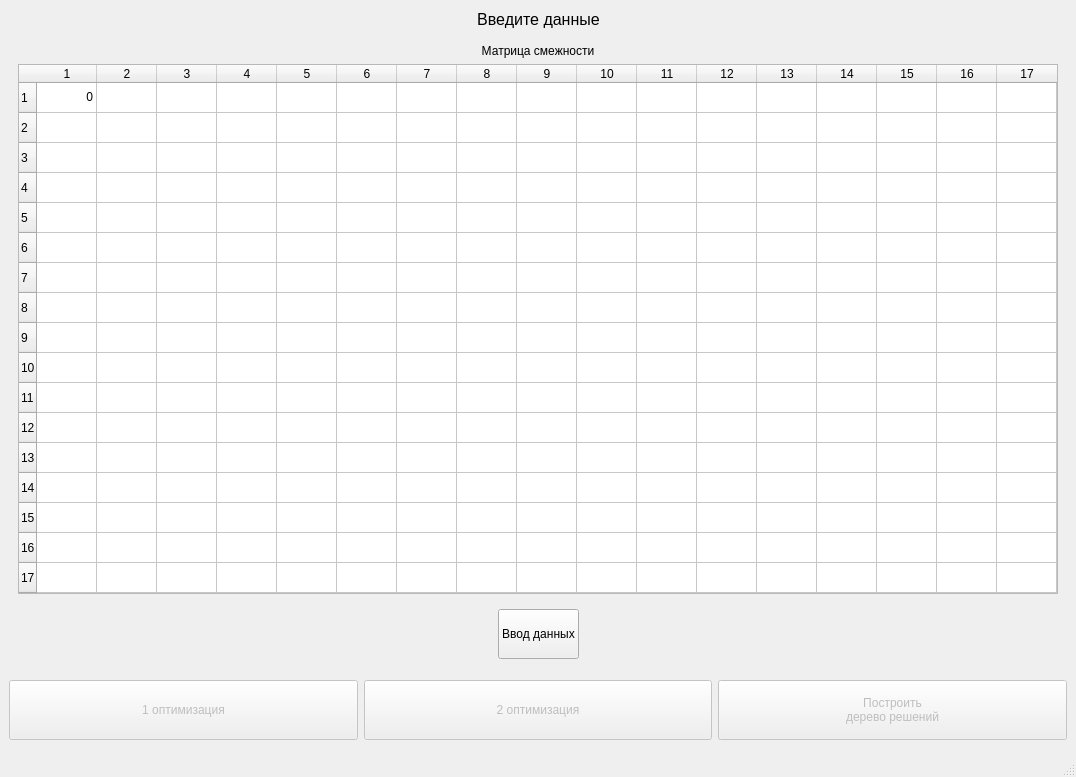
ZOaZOaZoa/UBS_lab2, file main_window.ui: the form before one commit.
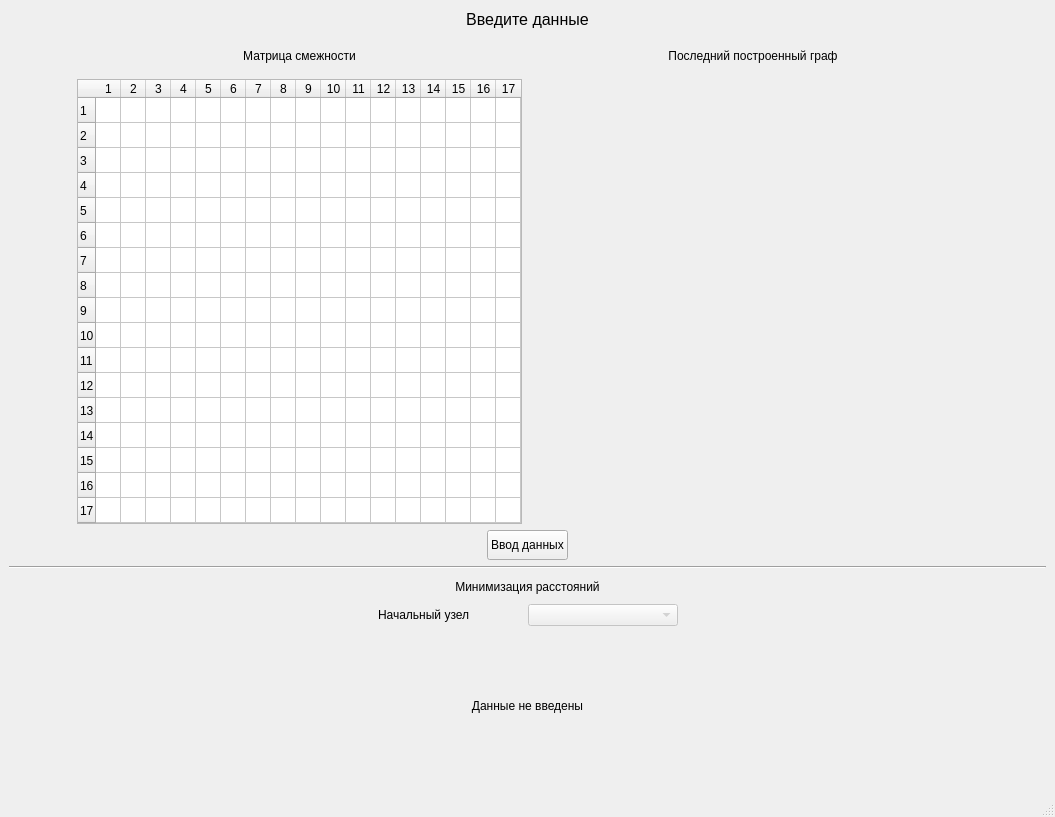
The form after the commit.

Commit message: Строится граф. Шаблон для расчёта минимальных путей

What changed in the file:
```diff
--- a/main_window.ui
+++ b/main_window.ui
@@ -6,12 +6,12 @@
    <rect>
     <x>0</x>
     <y>0</y>
-    <width>800</width>
-    <height>700</height>
+    <width>1055</width>
+    <height>659</height>
    </rect>
   </property>
   <property name="sizePolicy">
-   <sizepolicy hsizetype="Preferred" vsizetype="Preferred">
+   <sizepolicy hsizetype="Fixed" vsizetype="Fixed">
     <horstretch>0</horstretch>
     <verstretch>0</verstretch>
    </sizepolicy>
@@ -30,6 +30,12 @@
        <enum>QFrame::Plain</enum>
       </property>
       <layout class="QHBoxLayout" name="horizontalLayout">
+       <property name="topMargin">
+        <number>3</number>
+       </property>
+       <property name="bottomMargin">
+        <number>0</number>
+       </property>
        <item>
         <spacer name="horizontalSpacer">
          <property name="orientation">
@@ -53,6 +59,12 @@
              <verstretch>0</verstretch>
             </sizepolicy>
            </property>
+           <property name="minimumSize">
+            <size>
+             <width>0</width>
+             <height>35</height>
+            </size>
+           </property>
            <property name="text">
             <string>Матрица смежности</string>
            </property>
@@ -112,10 +124,10 @@
             <bool>false</bool>
            </attribute>
            <attribute name="horizontalHeaderDefaultSectionSize">
-            <number>60</number>
+            <number>25</number>
            </attribute>
            <attribute name="horizontalHeaderMinimumSectionSize">
-            <number>60</number>
+            <number>25</number>
            </attribute>
            <attribute name="horizontalHeaderStretchLastSection">
             <bool>false</bool>
@@ -123,6 +135,12 @@
            <attribute name="verticalHeaderVisible">
             <bool>true</bool>
            </attribute>
+           <attribute name="verticalHeaderDefaultSectionSize">
+            <number>25</number>
+           </attribute>
+           <attribute name="verticalHeaderMinimumSectionSize">
+            <number>25</number>
+           </attribute>
            <row/>
            <row/>
            <row/>
@@ -159,7 +177,7 @@
            <column/>
            <item row="0" column="0">
             <property name="text">
-             <string>0</string>
+             <string/>
             </property>
             <property name="textAlignment">
              <set>AlignTrailing|AlignVCenter</set>
@@ -169,6 +187,60 @@
          </item>
         </layout>
        </item>
+       <item>
+        <layout class="QVBoxLayout" name="verticalLayout_3">
+         <property name="spacing">
+          <number>0</number>
+         </property>
+         <item>
+          <widget class="QLabel" name="cLabel_2">
+           <property name="sizePolicy">
+            <sizepolicy hsizetype="Preferred" vsizetype="Minimum">
+             <horstretch>0</horstretch>
+             <verstretch>0</verstretch>
+            </sizepolicy>
+           </property>
+           <property name="minimumSize">
+            <size>
+             <width>0</width>
+             <height>35</height>
+            </size>
+           </property>
+           <property name="text">
+            <string>Последний построенный граф</string>
+           </property>
+           <property name="alignment">
+            <set>Qt::AlignCenter</set>
+           </property>
+          </widget>
+         </item>
+         <item>
+          <widget class="QWidget" name="svgView" native="true">
+           <property name="enabled">
+            <bool>false</bool>
+           </property>
+           <property name="sizePolicy">
+            <sizepolicy hsizetype="Fixed" vsizetype="Fixed">
+             <horstretch>0</horstretch>
+             <verstretch>0</verstretch>
+            </sizepolicy>
+           </property>
+           <property name="minimumSize">
+            <size>
+             <width>450</width>
+             <height>450</height>
+            </size>
+           </property>
+           <property name="maximumSize">
+            <size>
+             <width>450</width>
+             <height>450</height>
+            </size>
+           </property>
+          </widget>
+         </item>
+        </layout>
+       </item>
        <item>
         <spacer name="horizontalSpacer_2">
          <property name="orientation">
@@ -185,75 +257,6 @@
       </layout>
      </widget>
     </item>
-    <item row="5" column="0">
-     <widget class="QWidget" name="svgView" native="true">
-      <property name="sizePolicy">
-       <sizepolicy hsizetype="Preferred" vsizetype="Expanding">
-        <horstretch>0</horstretch>
-        <verstretch>0</verstretch>
-       </sizepolicy>
-      </property>
-     </widget>
-    </item>
-    <item row="4" column="0">
-     <layout class="QHBoxLayout" name="horizontalLayout_2">
-      <item>
-       <widget class="QPushButton" name="optimize1">
-        <property name="enabled">
-         <bool>false</bool>
-        </property>
-        <property name="minimumSize">
-         <size>
-          <width>0</width>
-          <height>60</height>
-         </size>
-        </property>
-        <property name="text">
-         <string>1 оптимизация</string>
-        </property>
-       </widget>
-      </item>
-      <item>
-       <widget class="QPushButton" name="optimize2">
-        <property name="enabled">
-         <bool>false</bool>
-        </property>
-        <property name="minimumSize">
-         <size>
-          <width>0</width>
-          <height>60</height>
-         </size>
-        </property>
-        <property name="text">
-         <string>2 оптимизация</string>
-        </property>
-       </widget>
-      </item>
-      <item>
-       <widget class="QPushButton" name="decisionTreeBtn">
-        <property name="enabled">
-         <bool>false</bool>
-        </property>
-        <property name="sizePolicy">
-         <sizepolicy hsizetype="Minimum" vsizetype="Fixed">
-          <horstretch>0</horstretch>
-          <verstretch>0</verstretch>
-         </sizepolicy>
-        </property>
-        <property name="minimumSize">
-         <size>
-          <width>0</width>
-          <height>60</height>
-         </size>
-        </property>
-        <property name="text">
-         <string>Построить
-дерево решений</string>
-        </property>
-       </widget>
-      </item>
-     </layout>
-    </item>
     <item row="2" column="0">
      <layout class="QHBoxLayout" name="horizontalLayout_5">
       <item>
@@ -274,7 +277,7 @@
         <property name="minimumSize">
          <size>
           <width>30</width>
-          <height>50</height>
+          <height>30</height>
          </size>
         </property>
         <property name="maximumSize">
@@ -306,22 +309,6 @@
       </item>
      </layout>
     </item>
-    <item row="3" column="0">
-     <spacer name="verticalSpacer">
-      <property name="orientation">
-       <enum>Qt::Vertical</enum>
-      </property>
-      <property name="sizeType">
-       <enum>QSizePolicy::Fixed</enum>
-      </property>
-      <property name="sizeHint" stdset="0">
-       <size>
-        <width>20</width>
-        <height>15</height>
-       </size>
-      </property>
-     </spacer>
-    </item>
     <item row="0" column="0">
      <layout class="QHBoxLayout" name="horizontalLayout_4">
       <item>
@@ -370,6 +357,144 @@
       </item>
      </layout>
     </item>
+    <item row="4" column="0">
+     <layout class="QVBoxLayout" name="verticalLayout_4">
+      <property name="spacing">
+       <number>0</number>
+      </property>
+      <item>
+       <widget class="Line" name="line">
+        <property name="orientation">
+         <enum>Qt::Horizontal</enum>
+        </property>
+       </widget>
+      </item>
+      <item>
+       <widget class="QLabel" name="cLabel_3">
+        <property name="sizePolicy">
+         <sizepolicy hsizetype="Preferred" vsizetype="Minimum">
+          <horstretch>0</horstretch>
+          <verstretch>0</verstretch>
+         </sizepolicy>
+        </property>
+        <property name="minimumSize">
+         <size>
+          <width>0</width>
+          <height>35</height>
+         </size>
+        </property>
+        <property name="text">
+         <string>Минимизация расстояний</string>
+        </property>
+        <property name="alignment">
+         <set>Qt::AlignCenter</set>
+        </property>
+       </widget>
+      </item>
+      <item>
+       <layout class="QHBoxLayout" name="horizontalLayout_2">
+        <item>
+         <spacer name="horizontalSpacer_5">
+          <property name="orientation">
+           <enum>Qt::Horizontal</enum>
+          </property>
+          <property name="sizeHint" stdset="0">
+           <size>
+            <width>40</width>
+            <height>20</height>
+           </size>
+          </property>
+         </spacer>
+        </item>
+        <item>
+         <widget class="QLabel" name="label">
+          <property name="sizePolicy">
+           <sizepolicy hsizetype="Expanding" vsizetype="Preferred">
+            <horstretch>0</horstretch>
+            <verstretch>0</verstretch>
+           </sizepolicy>
+          </property>
+          <property name="maximumSize">
+           <size>
+            <width>150</width>
+            <height>16777215</height>
+           </size>
+          </property>
+          <property name="text">
+           <string>Начальный узел</string>
+          </property>
+         </widget>
+        </item>
+        <item>
+         <widget class="QComboBox" name="nodesCombo">
+          <property name="enabled">
+           <bool>false</bool>
+          </property>
+          <property name="sizePolicy">
+           <sizepolicy hsizetype="Expanding" vsizetype="Fixed">
+            <horstretch>0</horstretch>
+            <verstretch>0</verstretch>
+           </sizepolicy>
+          </property>
+          <property name="maximumSize">
+           <size>
+            <width>150</width>
+            <height>16777215</height>
+           </size>
+          </property>
+         </widget>
+        </item>
+        <item>
+         <spacer name="horizontalSpacer_6">
+          <property name="orientation">
+           <enum>Qt::Horizontal</enum>
+          </property>
+          <property name="sizeHint" stdset="0">
+           <size>
+            <width>40</width>
+            <height>20</height>
+           </size>
+          </property>
+         </spacer>
+        </item>
+       </layout>
+      </item>
+      <item>
+       <widget class="QLabel" name="label_2">
+        <property name="sizePolicy">
+         <sizepolicy hsizetype="Expanding" vsizetype="Preferred">
+          <horstretch>0</horstretch>
+          <verstretch>0</verstretch>
+         </sizepolicy>
+        </property>
+        <property name="minimumSize">
+         <size>
+          <width>0</width>
+          <height>160</height>
+         </size>
+        </property>
+        <property name="maximumSize">
+         <size>
+          <width>16777215</width>
+          <height>16777215</height>
+         </size>
+        </property>
+        <property name="contextMenuPolicy">
+         <enum>Qt::PreventContextMenu</enum>
+        </property>
+        <property name="layoutDirection">
+         <enum>Qt::LeftToRight</enum>
+        </property>
+        <property name="text">
+         <string>Данные не введены</string>
+        </property>
+        <property name="alignment">
+         <set>Qt::AlignCenter</set>
+        </property>
+       </widget>
+      </item>
+     </layout>
+    </item>
    </layout>
   </widget>
   <widget class="QMenuBar" name="menubar">
```
Left out of the diff: 2 changed lines with no effect on the pictures. The commit also changes 5 other files.
